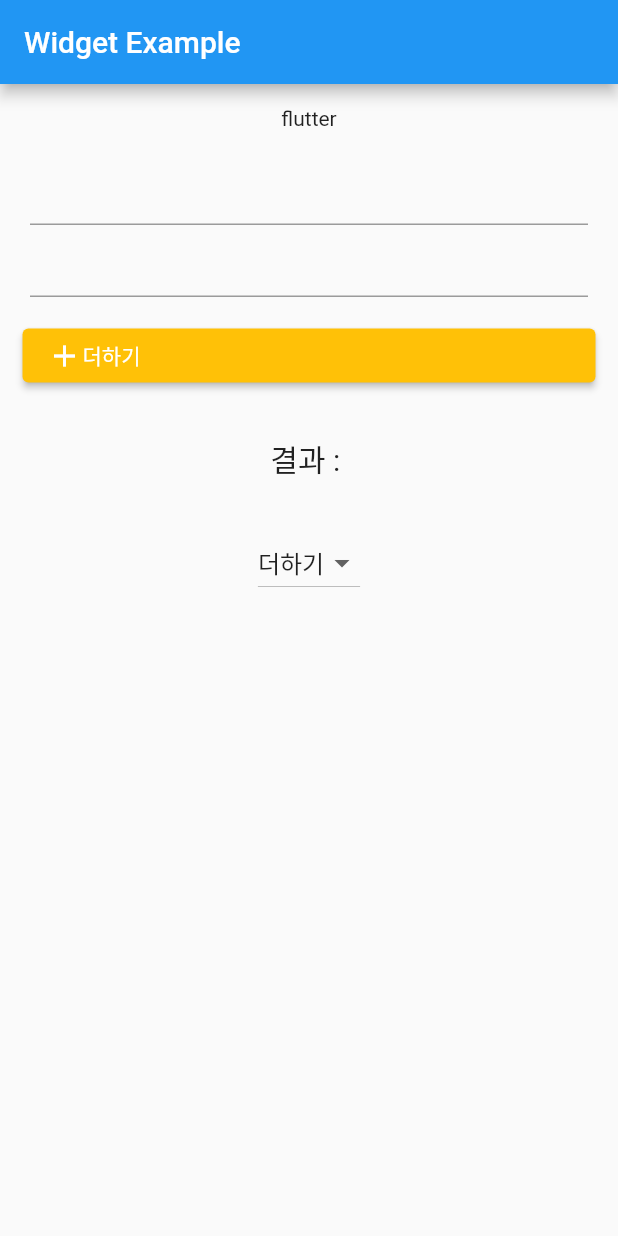
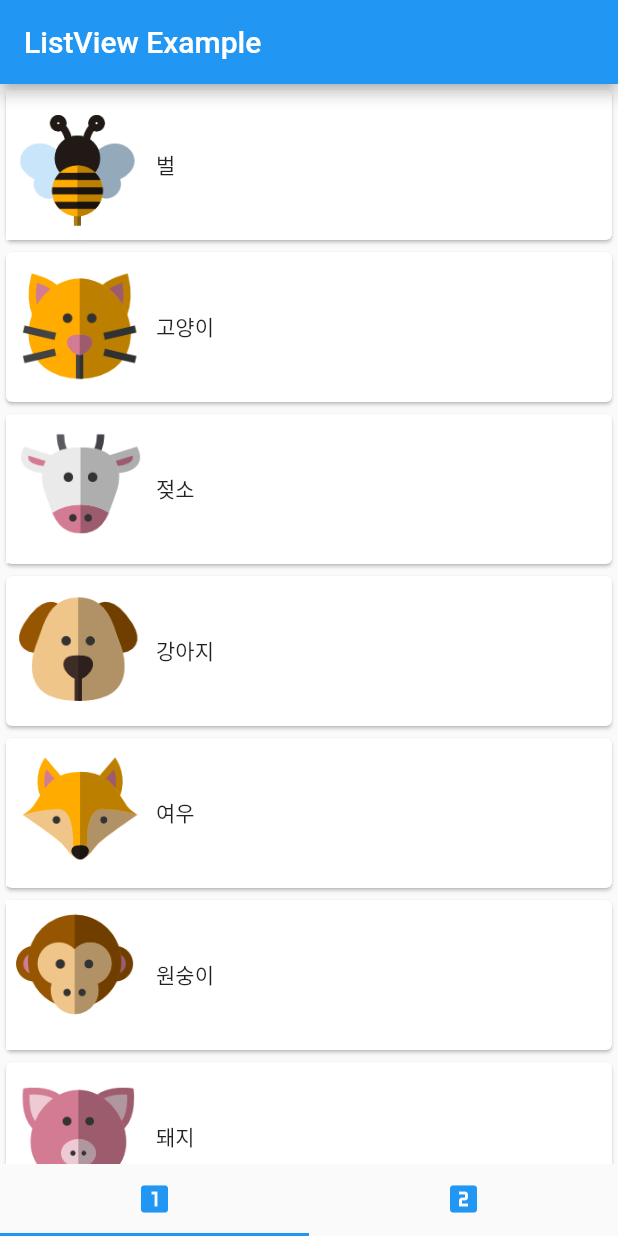
Before and after one commit to reumii/first_flutter_app, a Flutter app: the screen it shows after launch, on a phone screen of 412 x 824 dp. Run offline on Flutter 3.47's test engine with Material 2 defaults, Android fonts, the phone set to English and light mode, and no system bars.

Commit message:
ch5.탭바와 리스트

```diff
--- /dev/null
+++ b/lib/animalItem.dart
@@ -0,0 +1,16 @@
+import 'package:flutter/material.dart';
+
+class Animal{
+  String? imagePath;
+  String? animalName;
+  String? kind;
+  bool? flyExist = false;
+
+  Animal(
+    {
+      required this.animalName,
+      required this.kind,
+      required this.imagePath,
+      this.flyExist
+    });
+}
--- a/lib/main.dart
+++ b/lib/main.dart
@@ -1,4 +1,7 @@
 import 'package:flutter/material.dart';
+import 'sub/firstPage.dart';
+import 'sub/secondPage.dart';
+import './animalItem.dart';
 
 void main() {
   runApp(MyApp());
@@ -11,7 +14,7 @@ class MyApp extends StatelessWidget {
   Widget build(BuildContext context){
     return MaterialApp(
       title: _title,
-      home: WidgetApp(),
+      home: MyHomePage(title: 'Flutter Demo Home Page'),
     );
   }
 }
@@ -130,69 +133,48 @@ class MyHomePage extends StatefulWidget {
   State<MyHomePage> createState() => _MyHomePageState();
 }
 
-class _MyHomePageState extends State<MyHomePage> {
-  int _counter = 0;
+class _MyHomePageState extends State<MyHomePage> with SingleTickerProviderStateMixin {
+  TabController? controller;
+  List<Animal> animalList = new List.empty(growable:true);
 
-  void _incrementCounter() {
-    setState(() {
-      // This call to setState tells the Flutter framework that something has
-      // changed in this State, which causes it to rerun the build method below
-      // so that the display can reflect the updated values. If we changed
-      // _counter without calling setState(), then the build method would not be
-      // called again, and so nothing would appear to happen.
-      _counter++;
-    });
+  @override
+  void initState(){
+    super.initState();
+    controller = TabController(length:2, vsync: this);
+
+    animalList.add(Animal(animalName:"벌", kind:"곤충", imagePath: "repo/images/bee.png"));
+    animalList.add(Animal(animalName:"고양이", kind:"포유류", imagePath: "repo/images/cat.png"));
+    animalList.add(Animal(animalName:"젖소", kind:"포유류", imagePath: "repo/images/cow.png"));
+    animalList.add(Animal(animalName:"강아지", kind:"포유류", imagePath: "repo/images/dog.png"));
+    animalList.add(Animal(animalName:"여우", kind:"포유류", imagePath: "repo/images/fox.png"));
+    animalList.add(Animal(animalName:"원숭이", kind:"영장류", imagePath: "repo/images/monkey.png"));
+    animalList.add(Animal(animalName:"돼지", kind:"포유류", imagePath: "repo/images/pig.png"));
+    animalList.add(Animal(animalName:"늑대", kind:"포유류", imagePath: "repo/images/wolf.png"));
   }
 
   @override
-  Widget build(BuildContext context) {
-    // This method is rerun every time setState is called, for instance as done
-    // by the _incrementCounter method above.
-    //
-    // The Flutter framework has been optimized to make rerunning build methods
-    // fast, so that you can just rebuild anything that needs updating rather
-    // than having to individually change instances of widgets.
+  void dispos(){
+    controller!.dispose();
+    super.dispose();
+  }
+
+  @override
+  Widget build(BuildContext context){
     return Scaffold(
       appBar: AppBar(
-        // Here we take the value from the MyHomePage object that was created by
-        // the App.build method, and use it to set our appbar title.
-        title: Text(widget.title),
+        title:Text('ListView Example'),
+      ) ,
+        body: TabBarView(
+        children:<Widget>[
+          FirstApp(list:animalList),
+          SecondApp(list:animalList)],
+        controller: controller,
       ),
-      body: Center(
-        // Center is a layout widget. It takes a single child and positions it
-        // in the middle of the parent.
-        child: Column(
-          // Column is also a layout widget. It takes a list of children and
-          // arranges them vertically. By default, it sizes itself to fit its
-          // children horizontally, and tries to be as tall as its parent.
-          //
-          // Invoke "debug painting" (press "p" in the console, choose the
-          // "Toggle Debug Paint" action from the Flutter Inspector in Android
-          // Studio, or the "Toggle Debug Paint" command in Visual Studio Code)
-          // to see the wireframe for each widget.
-          //
-          // Column has various properties to control how it sizes itself and
-          // how it positions its children. Here we use mainAxisAlignment to
-          // center the children vertically; the main axis here is the vertical
-          // axis because Columns are vertical (the cross axis would be
-          // horizontal).
-          mainAxisAlignment: MainAxisAlignment.center,
-          children: <Widget>[
-            const Text(
-              'You have pushed the button this many times:',
-            ),
-            Text(
-              '$_counter',
-              style: Theme.of(context).textTheme.headline4,
-            ),
-          ],
-        ),
-      ),
-      floatingActionButton: FloatingActionButton(
-        onPressed: _incrementCounter,
-        tooltip: 'Increment',
-        child: const Icon(Icons.add),
-      ), // This trailing comma makes auto-formatting nicer for build methods.
+        bottomNavigationBar: TabBar(tabs:<Tab>[
+        Tab(icon: Icon(Icons.looks_one, color:Colors.blue),),
+        Tab(icon: Icon(Icons.looks_two, color:Colors.blue),),
+      ], controller: controller,
+      )
     );
   }
 }
--- /dev/null
+++ b/lib/sub/firstPage.dart
@@ -0,0 +1,34 @@
+import 'package:flutter/material.dart';
+import '../animalItem.dart';
+
+class FirstApp extends StatelessWidget{
+  final List<Animal>? list;
+  FirstApp({Key? key, this.list}) : super(key:key);
+
+  @override
+  Widget build(BuildContext context){
+    return Scaffold(
+      body: Container(
+        child:Center(
+          child: ListView.builder(itemBuilder:(context,position){
+            return Card(
+              child: Row(
+                children:<Widget>[
+                    Image.asset(
+                      list![position].imagePath!,
+                      height:100,
+                      width:100,
+                      fit: BoxFit.contain,
+                    ),
+                  Text(list![position].animalName!)
+                ],
+              ),
+            );
+          },
+            itemCount: list!.length,
+          ),
+        ),
+      ),
+    );
+  }
+}
```
Also changed, not shown: lib/sub/secondPage.dart (added, +18 -0 lines), pubspec.yaml (+9 -0 lines), repo/images/bee.png (added), repo/images/cat.png (added), repo/images/cow.png (added), repo/images/dog.png (added), repo/images/fox.png (added), repo/images/monkey.png (added), repo/images/pig.png (added), repo/images/wolf.png (added).
